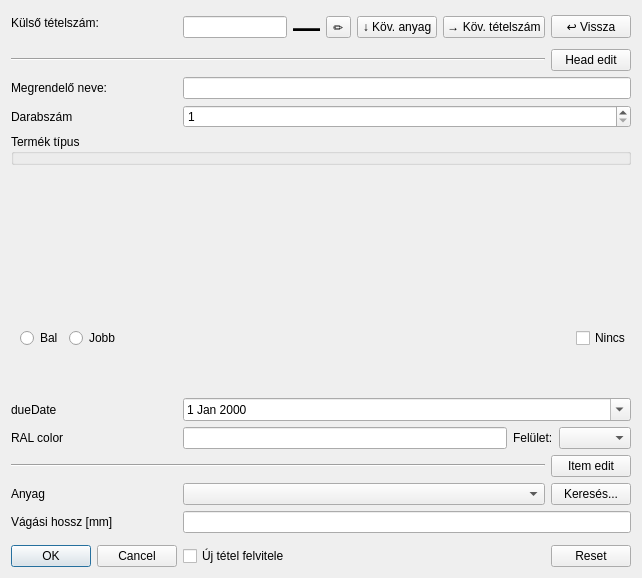
Old version of the form view/dialog/input/addinputdialog.ui in the repository horvathzoltan/cutplannerpro.
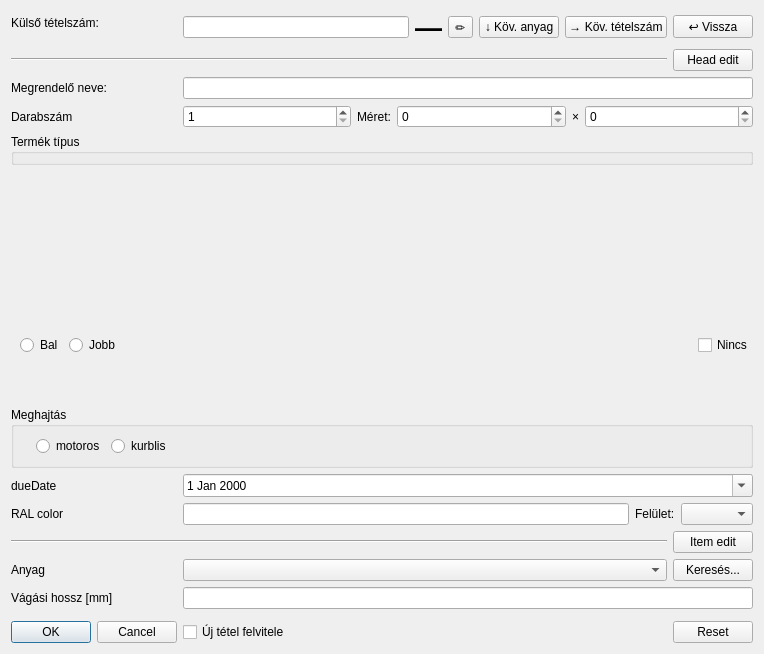
New version of the form.

The edit to the form file:
```diff
--- a/view/dialog/input/addinputdialog.ui
+++ b/view/dialog/input/addinputdialog.ui
@@ -6,8 +6,8 @@
    <rect>
     <x>0</x>
     <y>0</y>
-    <width>642</width>
-    <height>578</height>
+    <width>764</width>
+    <height>654</height>
    </rect>
   </property>
   <property name="sizePolicy">
@@ -121,28 +121,69 @@
    <item row="6" column="1">
     <widget class="QLineEdit" name="editOwner"/>
    </item>
-   <item row="7" column="0">
+   <item row="8" column="0">
     <widget class="QLabel" name="label_2">
      <property name="text">
       <string>Darabszám</string>
      </property>
     </widget>
    </item>
-   <item row="7" column="1">
-    <widget class="QSpinBox" name="spinQuantity">
-     <property name="minimum">
-      <number>1</number>
-     </property>
-    </widget>
+   <item row="8" column="1">
+    <layout class="QHBoxLayout" name="horizontalLayout_6" stretch="1,0,1,0,1">
+     <item>
+      <widget class="QSpinBox" name="spinQuantity">
+       <property name="minimum">
+        <number>1</number>
+       </property>
+      </widget>
+     </item>
+     <item>
+      <widget class="QLabel" name="label_6">
+       <property name="text">
+        <string>Méret:</string>
+       </property>
+      </widget>
+     </item>
+     <item>
+      <widget class="QSpinBox" name="spinBox_width">
+       <property name="maximum">
+        <number>5000</number>
+       </property>
+      </widget>
+     </item>
+     <item>
+      <widget class="QLabel" name="label_7">
+       <property name="maximumSize">
+        <size>
+         <width>32</width>
+         <height>16777215</height>
+        </size>
+       </property>
+       <property name="text">
+        <string>×</string>
+       </property>
+       <property name="alignment">
+        <set>Qt::AlignmentFlag::AlignCenter</set>
+       </property>
+      </widget>
+     </item>
+     <item>
+      <widget class="QSpinBox" name="spinBox_height">
+       <property name="maximum">
+        <number>4000</number>
+       </property>
+      </widget>
+     </item>
+    </layout>
    </item>
-   <item row="8" column="0" colspan="2">
+   <item row="9" column="0" colspan="2">
     <widget class="QGroupBox" name="groupBox_productType">
      <property name="title">
       <string>Termék típus</string>
      </property>
     </widget>
    </item>
-   <item row="10" column="0" colspan="2">
+   <item row="11" column="0" colspan="2">
     <widget class="QStackedWidget" name="stackedWidget_stackSubtype">
      <property name="currentIndex">
       <number>1</number>
@@ -151,28 +192,117 @@
      <widget class="QWidget" name="page_2"/>
     </widget>
    </item>
-   <item row="15" column="0">
+   <item row="15" column="0" colspan="2">
+    <layout class="QHBoxLayout" name="horizontalLayout_5">
+     <item>
+      <widget class="QStackedWidget" name="stackHandlerSide">
+       <widget class="QWidget" name="pageRadio">
+        <layout class="QHBoxLayout">
+         <item>
+          <widget class="QRadioButton" name="radioLeft">
+           <property name="sizePolicy">
+            <sizepolicy hsizetype="Minimum" vsizetype="Preferred">
+             <horstretch>0</horstretch>
+             <verstretch>0</verstretch>
+            </sizepolicy>
+           </property>
+           <property name="text">
+            <string>Bal</string>
+           </property>
+          </widget>
+         </item>
+         <item>
+          <widget class="QRadioButton" name="radioRight">
+           <property name="sizePolicy">
+            <sizepolicy hsizetype="Minimum" vsizetype="Preferred">
+             <horstretch>0</horstretch>
+             <verstretch>0</verstretch>
+            </sizepolicy>
+           </property>
+           <property name="text">
+            <string>Jobb</string>
+           </property>
+          </widget>
+         </item>
+         <item>
+          <spacer name="horizontalSpacer_2">
+           <property name="orientation">
+            <enum>Qt::Orientation::Horizontal</enum>
+           </property>
+           <property name="sizeHint" stdset="0">
+            <size>
+             <width>40</width>
+             <height>20</height>
+            </size>
+           </property>
+          </spacer>
+         </item>
+        </layout>
+       </widget>
+       <widget class="QWidget" name="pageSlider">
+        <layout class="QHBoxLayout">
+         <item>
+          <widget class="QLabel" name="labelLeftValue">
+           <property name="text">
+            <string>0</string>
+           </property>
+          </widget>
+         </item>
+         <item>
+          <widget class="QSlider" name="sliderHandler">
+           <property name="orientation">
+            <enum>Qt::Orientation::Horizontal</enum>
+           </property>
+          </widget>
+         </item>
+         <item>
+          <widget class="QLabel" name="labelRightValue">
+           <property name="text">
+            <string>0</string>
+           </property>
+          </widget>
+         </item>
+        </layout>
+       </widget>
+      </widget>
+     </item>
+     <item>
+      <widget class="QCheckBox" name="chkUnknownSide">
+       <property name="sizePolicy">
+        <sizepolicy hsizetype="Minimum" vsizetype="Preferred">
+         <horstretch>0</horstretch>
+         <verstretch>0</verstretch>
+        </sizepolicy>
+       </property>
+       <property name="text">
+        <string>Nincs</string>
+       </property>
+      </widget>
+     </item>
+    </layout>
+   </item>
+   <item row="17" column="0">
     <widget class="QLabel" name="label_4">
      <property name="text">
       <string>dueDate</string>
      </property>
     </widget>
    </item>
-   <item row="15" column="1">
+   <item row="17" column="1">
     <widget class="QDateEdit" name="editDueDate">
      <property name="calendarPopup">
       <bool>true</bool>
      </property>
     </widget>
    </item>
-   <item row="16" column="0">
+   <item row="18" column="0">
     <widget class="QLabel" name="label_5">
      <property name="text">
       <string>RAL color</string>
      </property>
     </widget>
    </item>
-   <item row="16" column="1">
+   <item row="18" column="1">
     <layout class="QHBoxLayout" name="horizontalLayout_3">
      <item>
       <widget class="QLineEdit" name="edit_Color"/>
@@ -189,7 +319,7 @@
      </item>
     </layout>
    </item>
-   <item row="18" column="0" colspan="2">
+   <item row="20" column="0" colspan="2">
     <layout class="QHBoxLayout" name="horizontalLayout_2" stretch="1,0">
      <item>
       <widget class="Line" name="line_2">
@@ -207,14 +337,14 @@
      </item>
     </layout>
    </item>
-   <item row="19" column="0">
+   <item row="21" column="0">
     <widget class="QLabel" name="label_3">
      <property name="text">
       <string>Anyag</string>
      </property>
     </widget>
    </item>
-   <item row="19" column="1">
+   <item row="21" column="1">
     <layout class="QHBoxLayout" name="horizontalLayout" stretch="1,0">
      <item>
       <widget class="QComboBox" name="comboMaterial"/>
@@ -228,20 +358,20 @@
      </item>
     </layout>
    </item>
-   <item row="20" column="0">
+   <item row="22" column="0">
     <widget class="QLabel" name="label">
      <property name="text">
       <string>Vágási hossz [mm]</string>
      </property>
     </widget>
    </item>
-   <item row="20" column="1">
+   <item row="22" column="1">
     <widget class="QLineEdit" name="editLength"/>
    </item>
-   <item row="21" column="0" colspan="2">
+   <item row="23" column="0" colspan="2">
     <layout class="QHBoxLayout" name="layout_colorPreview"/>
    </item>
-   <item row="30" column="0">
+   <item row="31" column="0">
     <widget class="QDialogButtonBox" name="buttonBox">
      <property name="orientation">
       <enum>Qt::Orientation::Horizontal</enum>
@@ -251,7 +381,7 @@
      </property>
     </widget>
    </item>
-   <item row="30" column="1">
+   <item row="31" column="1">
     <layout class="QHBoxLayout" name="horizontalLayout_8">
      <item>
       <widget class="QCheckBox" name="chk_Repeat">
@@ -282,76 +412,48 @@
      </item>
     </layout>
    </item>
-   <item row="14" column="0" colspan="2">
-    <layout class="QHBoxLayout" name="horizontalLayout_5">
-     <item>
-      <widget class="QStackedWidget" name="stackHandlerSide">
-       <widget class="QWidget" name="pageRadio">
-        <layout class="QHBoxLayout">
-         <item>
-          <widget class="QRadioButton" name="radioLeft">
-           <property name="text">
-            <string>Bal</string>
-           </property>
-          </widget>
-         </item>
-         <item>
-          <widget class="QRadioButton" name="radioRight">
-           <property name="text">
-            <string>Jobb</string>
-           </property>
-          </widget>
-         </item>
-         <item>
-          <spacer name="horizontalSpacer_2">
-           <property name="orientation">
-            <enum>Qt::Orientation::Horizontal</enum>
-           </property>
-           <property name="sizeHint" stdset="0">
-            <size>
-             <width>40</width>
-             <height>20</height>
-            </size>
-           </property>
-          </spacer>
-         </item>
-        </layout>
+   <item row="16" column="0" colspan="2">
+    <widget class="QGroupBox" name="groupBox_attributes">
+     <property name="title">
+      <string>Meghajtás</string>
+     </property>
+     <layout class="QHBoxLayout" name="horizontalLayout_7">
+      <item>
+       <widget class="QLabel" name="label_8">
+        <property name="text">
+         <string/>
+        </property>
        </widget>
-       <widget class="QWidget" name="pageSlider">
-        <layout class="QHBoxLayout">
-         <item>
-          <widget class="QLabel" name="labelLeftValue">
-           <property name="text">
-            <string>0</string>
-           </property>
-          </widget>
-         </item>
-         <item>
-          <widget class="QSlider" name="sliderHandler">
-           <property name="orientation">
-            <enum>Qt::Orientation::Horizontal</enum>
-           </property>
-          </widget>
-         </item>
-         <item>
-          <widget class="QLabel" name="labelRightValue">
-           <property name="text">
-            <string>0</string>
-           </property>
-          </widget>
-         </item>
-        </layout>
+      </item>
+      <item>
+       <widget class="QRadioButton" name="radioAttrMotoros">
+        <property name="text">
+         <string>motoros</string>
+        </property>
        </widget>
-      </widget>
-     </item>
-     <item>
-      <widget class="QCheckBox" name="chkUnknownSide">
-       <property name="text">
-        <string>Nincs</string>
-       </property>
-      </widget>
-     </item>
-    </layout>
+      </item>
+      <item>
+       <widget class="QRadioButton" name="radioAttrKurblis">
+        <property name="text">
+         <string>kurblis</string>
+        </property>
+       </widget>
+      </item>
+      <item>
+       <spacer name="horizontalSpacer_3">
+        <property name="orientation">
+         <enum>Qt::Orientation::Horizontal</enum>
+        </property>
+        <property name="sizeHint" stdset="0">
+         <size>
+          <width>40</width>
+          <height>20</height>
+         </size>
+        </property>
+       </spacer>
+      </item>
+     </layout>
+    </widget>
    </item>
   </layout>
  </widget>
```
Left out of the diff: 1 changed line with no effect on the pictures.
